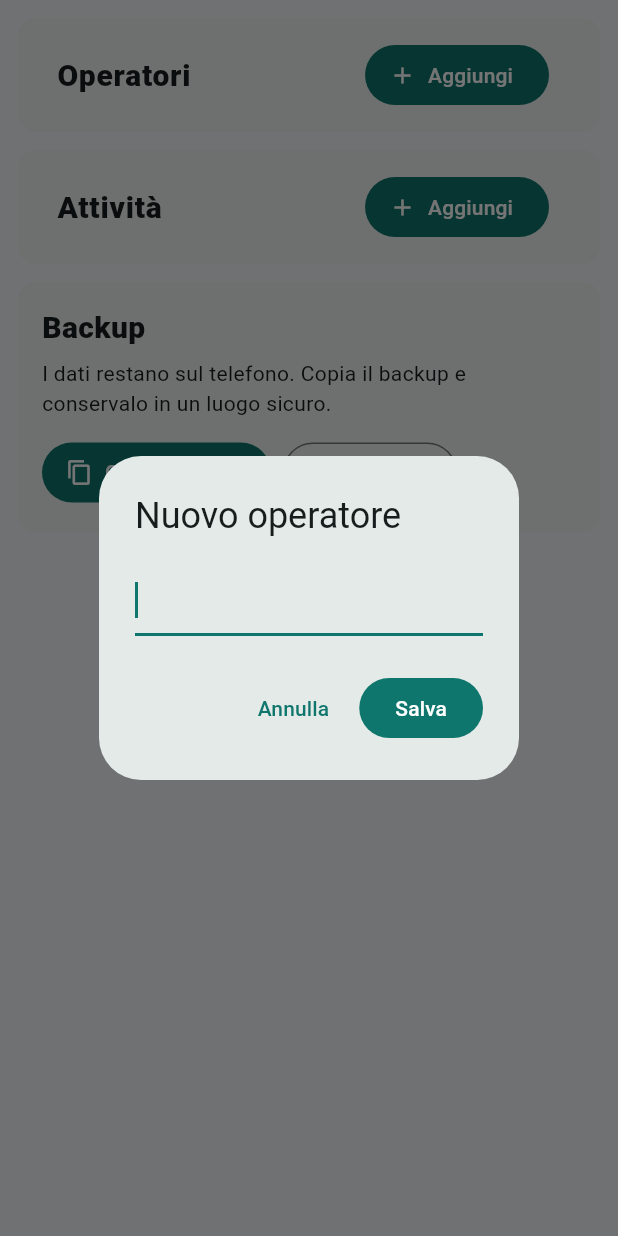
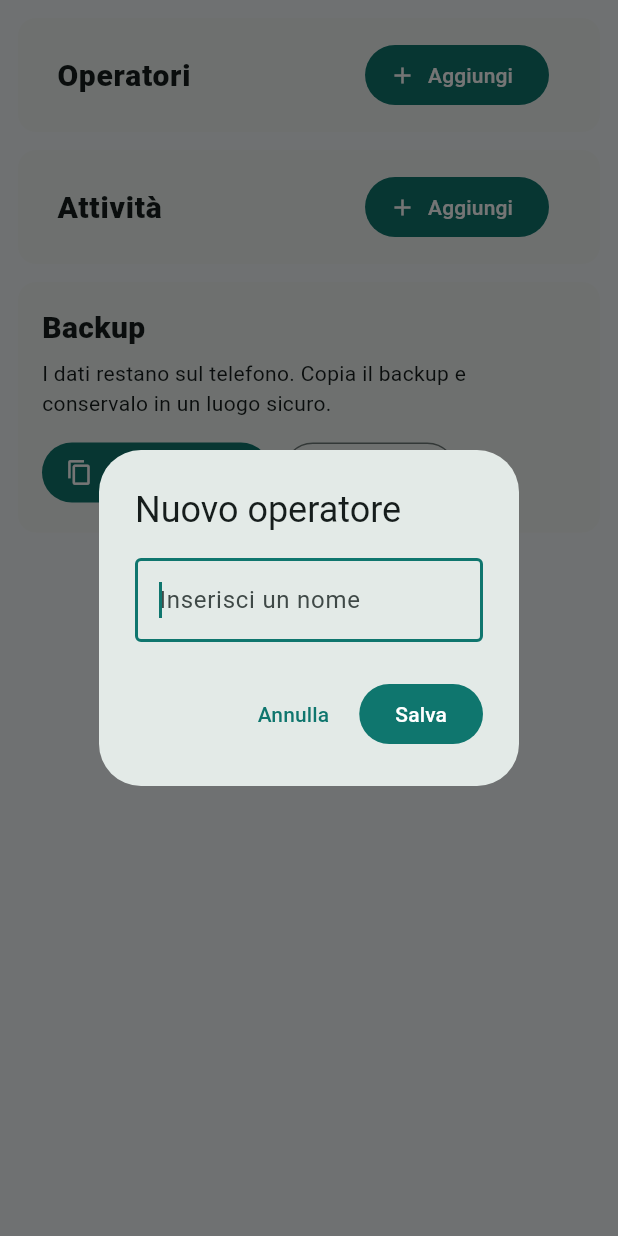
Before and after one commit to RickCiaahd/app_tracciamento_lavoro_squadra, a Flutter app: the SettingsPage widget shown alone on an empty page, opened directly with empty values, after a tap on "Aggiungi", on a phone screen of 412 x 824 dp. Run offline on Flutter 3.47's test engine with Material 3 defaults, Android fonts, the phone set to English and light mode, and no system bars; our stand-ins replace shared_preferences; accounts and stored records are empty.

Commit message:
Fix creazione nuove attività su Android

```diff
--- a/lib/main.dart
+++ b/lib/main.dart
@@ -527,7 +527,7 @@ class _ReportPageState extends State<ReportPage> {
                       lastDate: DateTime(2100),
                       initialDate: reference,
                     );
-                    if (d != null) setState(() => reference = d!);
+                    if (d != null) setState(() => reference = d);
                   },
                   icon: const Icon(Icons.event),
                   label: Text(
@@ -726,24 +726,49 @@ class SettingsPage extends StatefulWidget {
 
 class _SettingsPageState extends State<SettingsPage> {
   Future<String?> ask(String title, [String value = '']) async {
-    final c = TextEditingController(text: value);
-    return showDialog<String>(
+    final controller = TextEditingController(text: value);
+    try {
+      return await showDialog<String>(
         context: context,
-      builder: (context) => AlertDialog(
+        barrierDismissible: false,
+        builder: (dialogContext) => AlertDialog(
+          scrollable: true,
           title: Text(title),
-        content: TextField(controller: c, autofocus: true),
+          content: TextField(
+            controller: controller,
+            autofocus: true,
+            textInputAction: TextInputAction.done,
+            decoration: const InputDecoration(
+              hintText: 'Inserisci un nome',
+              border: OutlineInputBorder(),
+            ),
+            onSubmitted: (value) {
+              final trimmed = value.trim();
+              if (trimmed.isNotEmpty) {
+                Navigator.of(dialogContext).pop(trimmed);
+              }
+            },
+          ),
           actions: [
             TextButton(
-            onPressed: () => Navigator.pop(context),
+              onPressed: () => Navigator.of(dialogContext).pop(),
               child: const Text('Annulla'),
             ),
             FilledButton(
-            onPressed: () => Navigator.pop(context, c.text.trim()),
+              onPressed: () {
+                final trimmed = controller.text.trim();
+                if (trimmed.isNotEmpty) {
+                  Navigator.of(dialogContext).pop(trimmed);
+                }
+              },
               child: const Text('Salva'),
             ),
           ],
         ),
       );
+    } finally {
+      controller.dispose();
+    }
   }
 
   Future<void> addOperator() async {
@@ -761,7 +786,8 @@ class _SettingsPageState extends State<SettingsPage> {
 
   Future<void> addActivity() async {
     final name = await ask('Nuova attività');
-    if (name?.isNotEmpty ?? false) {
+    if (name == null || name.isEmpty) return;
+
     const colors = [
       0xFF0F766E,
       0xFFE76F51,
@@ -772,11 +798,16 @@ class _SettingsPageState extends State<SettingsPage> {
     widget.data.activities.add(
       ActivityModel(
         id: 'act-${DateTime.now().microsecondsSinceEpoch}',
-          name: name!,
+        name: name,
         color: colors[widget.data.activities.length % colors.length],
       ),
     );
     await widget.onChanged();
+
+    if (mounted) {
+      ScaffoldMessenger.of(context).showSnackBar(
+        SnackBar(content: Text('Attività "$name" aggiunta')),
+      );
     }
   }
 
```
Lines whose indentation alone changed are shown as unchanged.
